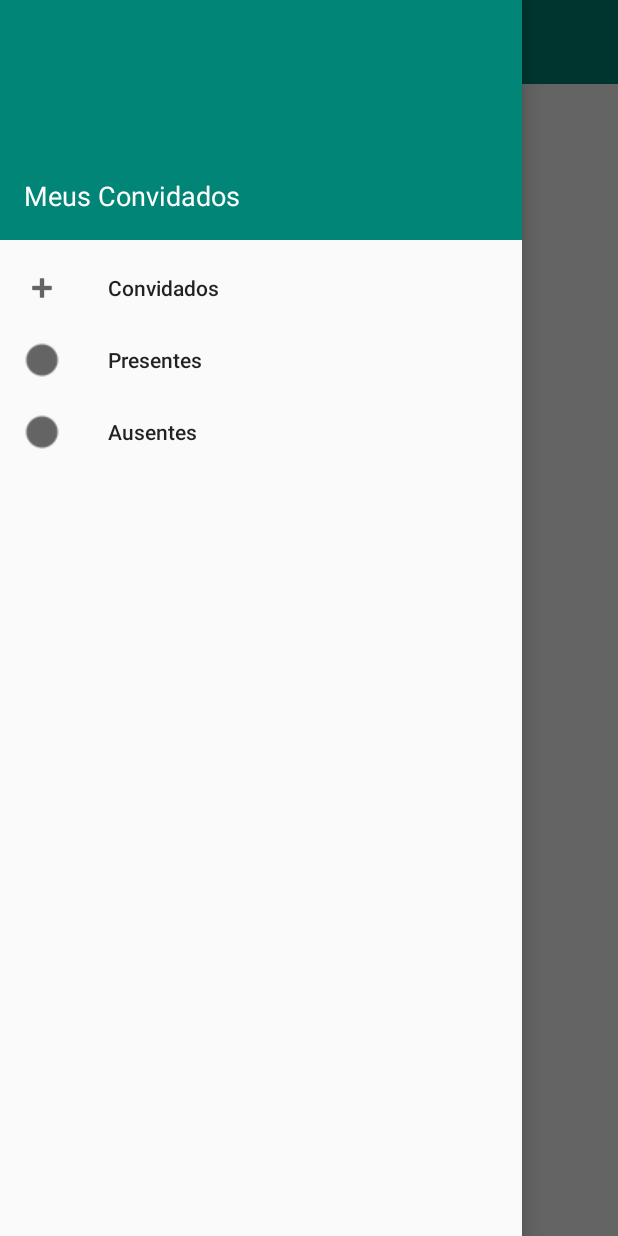
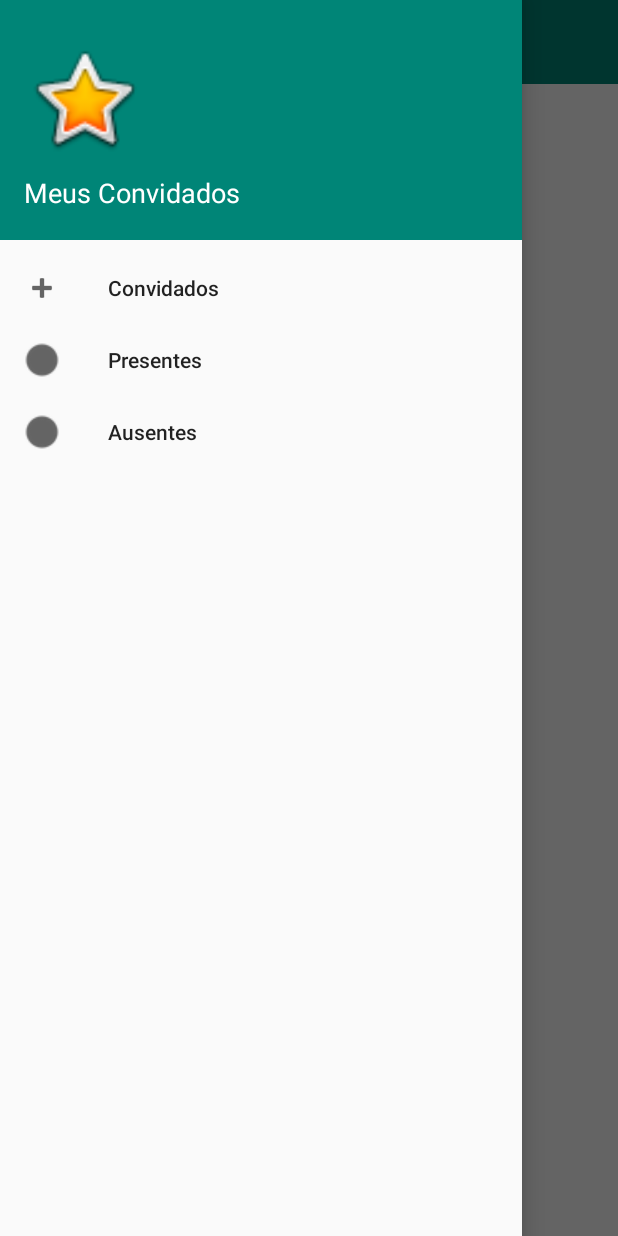
Before and after one commit to reginaldobarreto/GuestList, an Android app: the screen it shows after launch (MainActivity), with the side drawer open, on a phone screen of 412 x 824 dp. Run offline under Robolectric (Android 15) with nearby library versions, the phone set to English and light mode, and no system bars; our stand-ins replace ButterKnife.

Commit message:
programado o funcionamento do DrawerNavigation

```diff
--- a/app/src/main/res/layout/header.xml
+++ b/app/src/main/res/layout/header.xml
@@ -10,15 +10,16 @@
 
     <ImageView
         android:id="@+id/imageView"
-        android:layout_width="90dp"
-        android:layout_height="90dp"
-        tools:srcCompat="@mipmap/ic_launcher_round" />
+        android:layout_width="80dp"
+        android:layout_height="80dp"
+        android:layout_marginTop="10dp"
+        app:srcCompat="@android:drawable/btn_star_big_on" />
 
     <TextView
         android:id="@+id/textView"
         android:layout_width="match_parent"
         android:layout_height="wrap_content"
-        android:layout_marginTop="12dp"
+        android:layout_marginTop="10dp"
         android:text="@string/header_meus_convidados"
         android:textColor="@android:color/white"
         android:textSize="18dp" />
```
